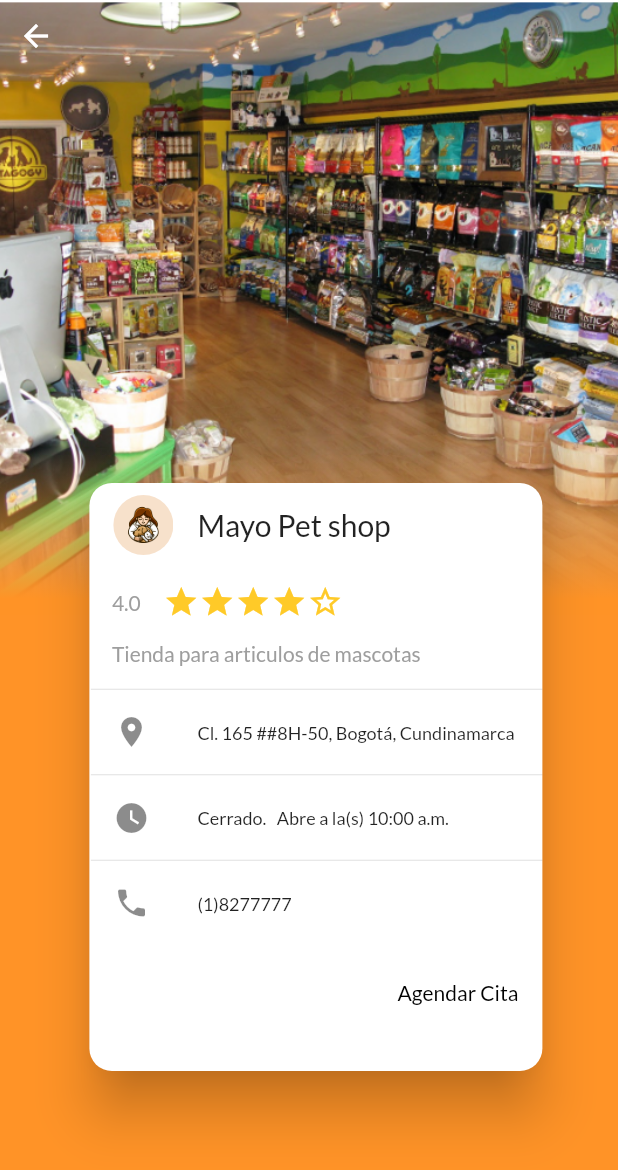
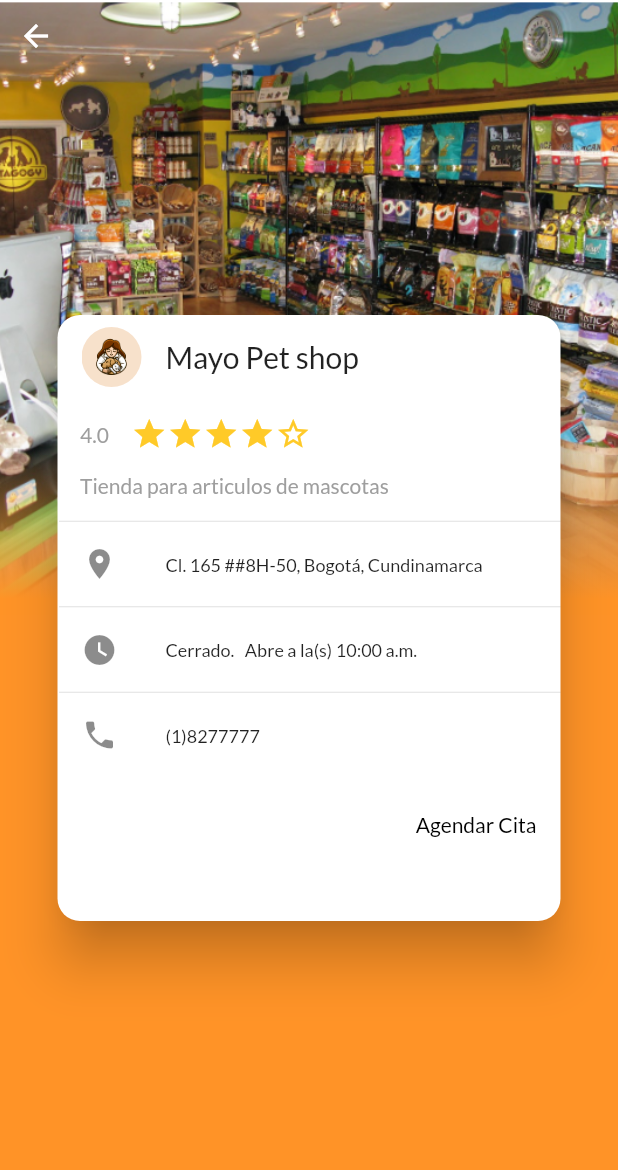
Before and after one commit to SergioMilagritoRiveros/App-Interactivas, a Flutter app: the PlaceDetail screen opened directly, on a phone screen of 412 x 824 dp. Shown: the top 1170 px of the screen. Run offline on Flutter 3.47's test engine with Material 2 defaults, Android fonts, the phone set to English and light mode, and no system bars; our stand-ins replace google_fonts, google_maps_flutter; network calls fail.

Commit message:
Add multiscreen for place detail view

```diff
--- a/lib/views/placeDetail.dart
+++ b/lib/views/placeDetail.dart
@@ -9,8 +9,57 @@ class PlaceDetail extends StatefulWidget {
 }
 
 class _PlaceDetailState extends State<PlaceDetail> {
+  bool isScheduling;
+
+  @override
+  void initState() {
+    super.initState();
+    isScheduling = false;
+  }
+
+  Widget _scheduling(BuildContext context) {
+    var phoneSize = MediaQuery.of(context).size;
+    return Stack(
+      children: [
+        _getBackground(),
+        _getGradient(),
+        Row(
+          children: [
+            Container(
+              width: phoneSize.width / 3,
+              height: phoneSize.height / 1.11,
+              margin: EdgeInsets.only(
+                top: MediaQuery.of(context).padding.top + 10,
+                left: phoneSize.width / 20,
+              ),
+              child: _getContent(Orientation.landscape),
+            ),
+            Expanded(
+              child: Container(
+                margin: EdgeInsets.only(
+                  top: MediaQuery.of(context).padding.top + 10,
+                ),
+                padding: EdgeInsets.symmetric(horizontal: 10),
+                height: phoneSize.height / 1.04,
+                child: ScheduleForm(isIntoWidget: true),
+              ),
+            ),
+          ],
+        ),
+        _getToolbar(context),
+      ],
+    );
+  }
+
   @override
   Widget build(BuildContext context) {
+    return OrientationBuilder(
+      builder: (BuildContext context, Orientation orientation) {
+        if (Orientation.landscape == orientation) {
+          if (isScheduling) {
+            return Scaffold(body: _scheduling(context));
+          }
+        }
         return Scaffold(
           body: Container(
             constraints: BoxConstraints.expand(),
@@ -18,10 +67,12 @@ class _PlaceDetailState extends State<PlaceDetail> {
             child: Stack(children: <Widget>[
               _getBackground(),
               _getGradient(),
-          _getContent(),
+              Center(child: _getContent(orientation)),
               _getToolbar(context)
             ]),
           ),
+        );
+      },
     );
   }
 
@@ -42,7 +93,7 @@ class _PlaceDetailState extends State<PlaceDetail> {
       height: 110.0,
       decoration: BoxDecoration(
           gradient: LinearGradient(
-        colors: <Color>[new Color(0x00ffa247), new Color(0xFFff9326)],
+        colors: <Color>[Color(0x00ffa247), Color(0xFFff9326)],
         stops: [0.0, 0.9],
         begin: const FractionalOffset(0.0, 0.0),
         end: const FractionalOffset(0.0, 1.0),
@@ -50,48 +101,52 @@ class _PlaceDetailState extends State<PlaceDetail> {
     );
   }
 
-  Widget _getContent() {
-    return Align(
-      alignment: Alignment(0.09, 0.5),
-      child: Container(
-        width: 310,
-        height: 400,
-        child: new Card(
+  Widget _getContent(Orientation orientation) {
+    var phoneSize = MediaQuery.of(context).size;
+    var width;
+    var height;
+    if (orientation == Orientation.portrait) {
+      width = phoneSize.width / 1.2;
+      height = phoneSize.height / 2;
+    } else {
+      width = phoneSize.width / 2.5;
+      height = phoneSize.height / 1.15;
+    }
+    return Container(
+      width: width,
+      height: height,
+      child: Card(
         shape: RoundedRectangleBorder(
           borderRadius: BorderRadius.circular(15.0),
         ),
         elevation: 15,
-            child: Column(mainAxisSize: MainAxisSize.min, children: <Widget>[
-              const ListTile(
+        child: ListView(
+          children: <Widget>[
+            ListTile(
               leading: CircleAvatar(
                 backgroundColor: Colors.white,
                 backgroundImage: AssetImage('images/image-card2.png'),
               ),
-                title: Text(
-                  'Mayo Pet shop',
-                  style: TextStyle(fontSize: 20),
-                ),
+              title: Text('Mayo Pet shop', style: TextStyle(fontSize: 20)),
             ),
             Row(
               children: [
                 Container(
                   padding: EdgeInsets.fromLTRB(15, 15, 15, 15),
-                      child: Text(
-                        "4.0",
-                        style: TextStyle(color: Colors.grey),
-                      )),
+                  child: Text("4.0", style: TextStyle(color: Colors.grey)),
+                ),
                 _stars(),
               ],
             ),
             Container(
               padding: EdgeInsets.fromLTRB(15, 2, 15, 15),
               alignment: Alignment.topLeft,
-                  child: Text("Tienda para articulos de mascotas",
-                      style: TextStyle(color: Colors.grey))),
-              new Divider(
-                height: 1.0,
-                indent: 1.0,
+              child: Text(
+                "Tienda para articulos de mascotas",
+                style: TextStyle(color: Colors.grey),
               ),
+            ),
+            Divider(height: 1.0, indent: 1.0),
             ListTile(
               leading: Icon(Icons.place),
               title: Text(
@@ -99,10 +154,7 @@ class _PlaceDetailState extends State<PlaceDetail> {
                 style: TextStyle(fontSize: 12),
               ),
             ),
-              new Divider(
-                height: 1.0,
-                indent: 1.0,
-              ),
+            Divider(height: 1.0, indent: 1.0),
             ListTile(
               leading: Icon(Icons.watch_later),
               title: Text(
@@ -110,39 +162,41 @@ class _PlaceDetailState extends State<PlaceDetail> {
                 style: TextStyle(fontSize: 12),
               ),
             ),
-              new Divider(
-                height: 1.0,
-                indent: 1.0,
-              ),
+            Divider(height: 1.0, indent: 1.0),
             ListTile(
               leading: Icon(Icons.phone),
-                title: Text(
-                  '(1)8277777',
-                  style: TextStyle(fontSize: 12),
+              title: Text('(1)8277777', style: TextStyle(fontSize: 12)),
             ),
-              ),
-              ButtonBar(
+            orientation == Orientation.portrait || !isScheduling
+                ? ButtonBar(
                     children: <Widget>[
                       FlatButton(
-                    child: const Text('Agendar Cita',),
+                        child: Text('Agendar Cita'),
                         onPressed: () {
+                          if (orientation == Orientation.landscape) {
+                            setState(() => isScheduling = true);
+                          } else {
                             Navigator.push(
                               context,
                               MaterialPageRoute(
-                              builder: (context) => ScheduleForm()));
+                                  builder: (context) => ScheduleForm()),
+                            );
+                          }
                         },
                       ),
                     ],
+                  )
+                : Container(height: 0),
+          ],
         ),
-            ])),
       ),
     );
   }
 
   Container _getToolbar(BuildContext context) {
-    return new Container(
-      margin: new EdgeInsets.only(top: MediaQuery.of(context).padding.top),
-      child: new BackButton(color: Colors.white),
+    return Container(
+      margin: EdgeInsets.only(top: MediaQuery.of(context).padding.top),
+      child: BackButton(color: Colors.white),
     );
   }
 
@@ -160,21 +214,4 @@ class _PlaceDetailState extends State<PlaceDetail> {
       ),
     );
   }
-
-  Widget _others() {
-    return ListView(
-      children: [
-        ListTile(
-          //leading: Icon(Icons.place),
-          title: Text(
-            'Cl. 165 ##8H-50, Bogotá, Cundinamarca',
-          ),
-        ),
-        new Divider(
-          height: 1.0,
-          indent: 1.0,
-        ),
-      ],
-    );
 }
-}
```
Lines whose indentation alone changed are shown as unchanged.
